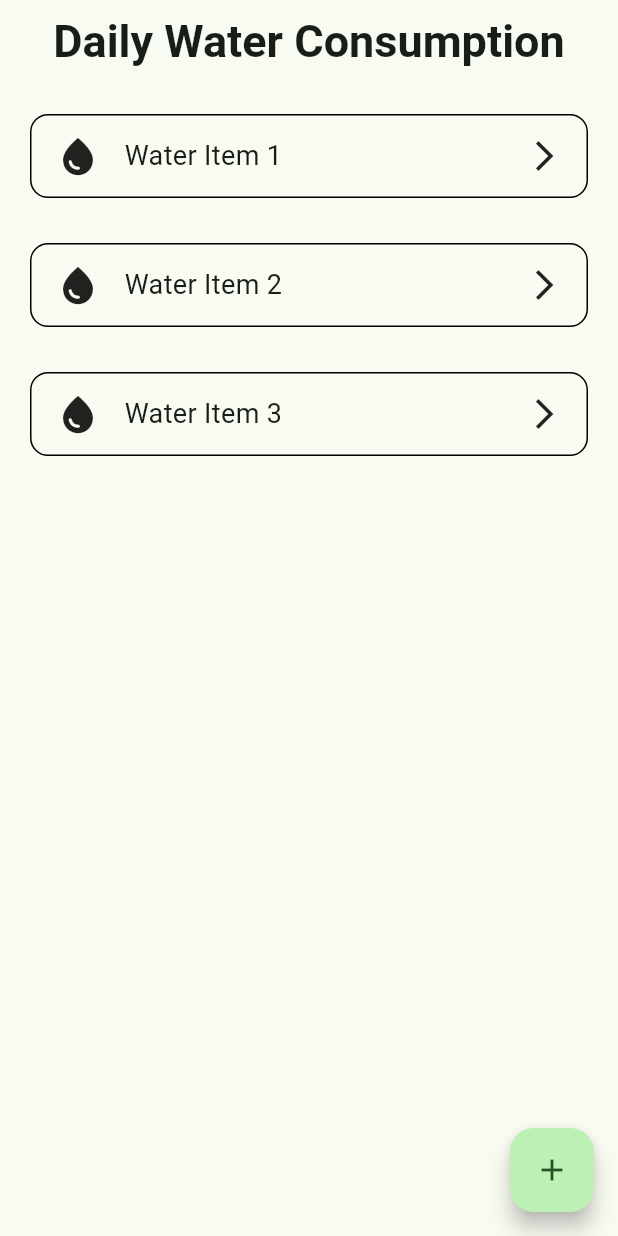
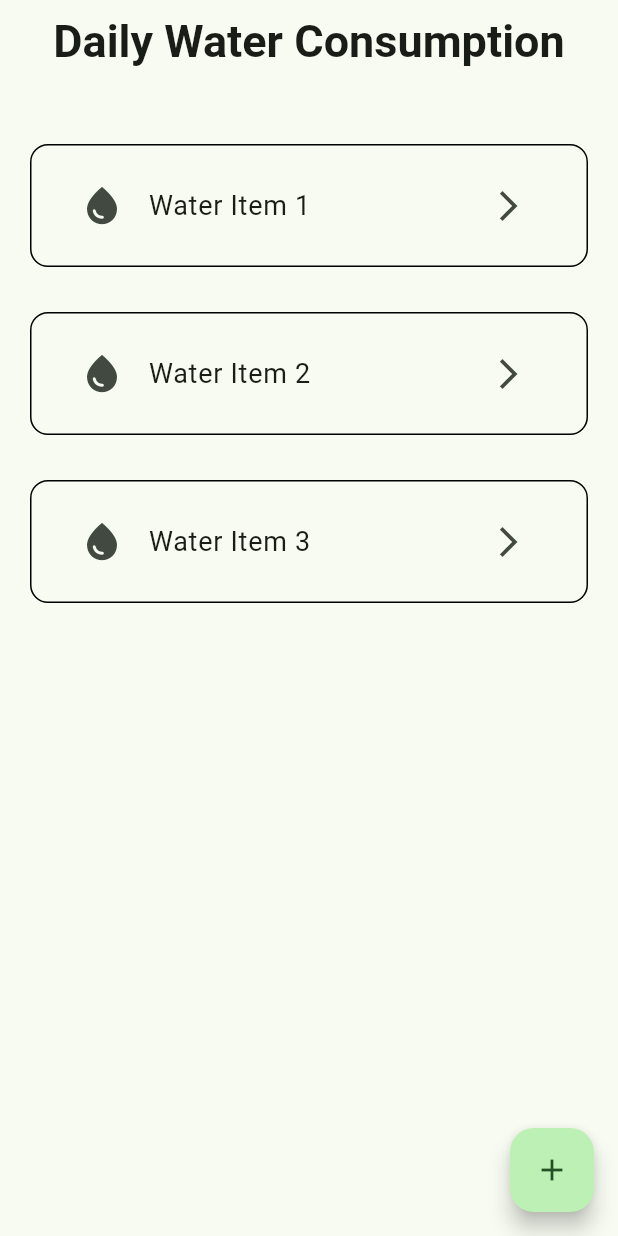
Before and after one commit to aravindr001/sprinkle_and_sprout, a Flutter app: the WaterScreen screen opened directly, on a phone screen of 412 x 824 dp. Run offline on Flutter 3.47's test engine with Material 3 defaults, Android fonts, the phone set to English and light mode, and no system bars; our stand-ins replace firebase_auth, firebase_core, get, google_sign_in; accounts and stored records are empty.

Commit message:
made a change

```diff
--- a/lib/pages/water_page.dart
+++ b/lib/pages/water_page.dart
@@ -16,7 +16,7 @@ class WaterScreen extends StatelessWidget {
       ),
       body: SafeArea(
         child: Padding(
-          padding: const EdgeInsets.all(20.0),
+          padding: const EdgeInsets.only(left:20.0,right:20,top:40),
           child: ListView.separated(
             itemCount: 3,
             separatorBuilder: (_, __) => const SizedBox(height: 30),
--- a/lib/screens/create_account.dart
+++ b/lib/screens/create_account.dart
@@ -58,12 +58,12 @@ class CreateAccount extends StatelessWidget {
                         placeholder: "Name",
                         controller: nameController,
                       ),
-                      SizedBox(height: 20),
+                      const SizedBox(height: 20),
                       InputField(
                         placeholder: "Email address",
                         controller: emailController,
                       ),
-                      SizedBox(height: 20),
+                      const SizedBox(height: 20),
                       InputField(
                         placeholder: "Password",
                         controller: passwordController,
--- a/lib/widgets/custom_list_tile.dart
+++ b/lib/widgets/custom_list_tile.dart
@@ -20,15 +20,8 @@ class CustomListTile extends StatelessWidget {
         border: Border.all(color: Colors.black, width: 1.0),
         borderRadius: BorderRadius.circular(12.0),
       ),
-      child: Row(
-        children: [
-          leading,
-          const SizedBox(width: 16),
-          Expanded(child: title),
-          const SizedBox(width: 16),
-          trailing,
-        ],
-      ),
+      child: ListTile(leading: leading,title: title,trailing: trailing,),
     );
+
   }
 }
```
